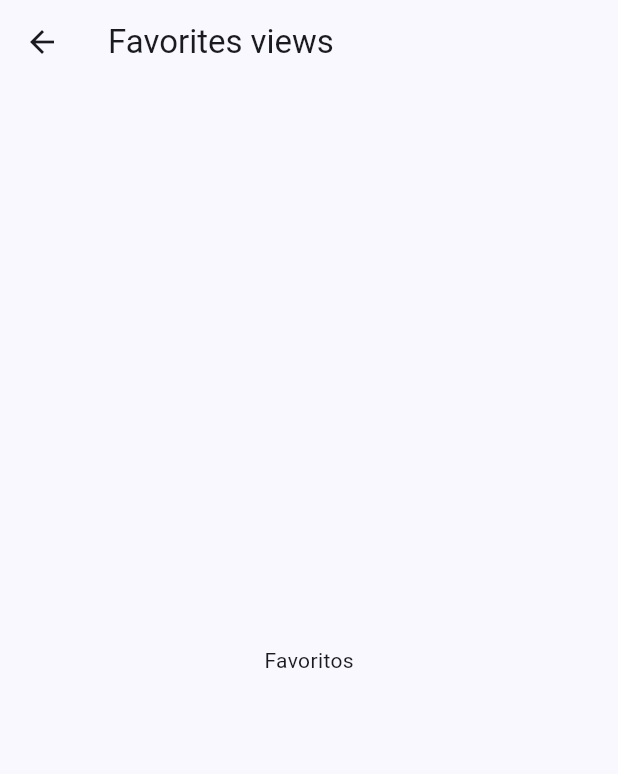
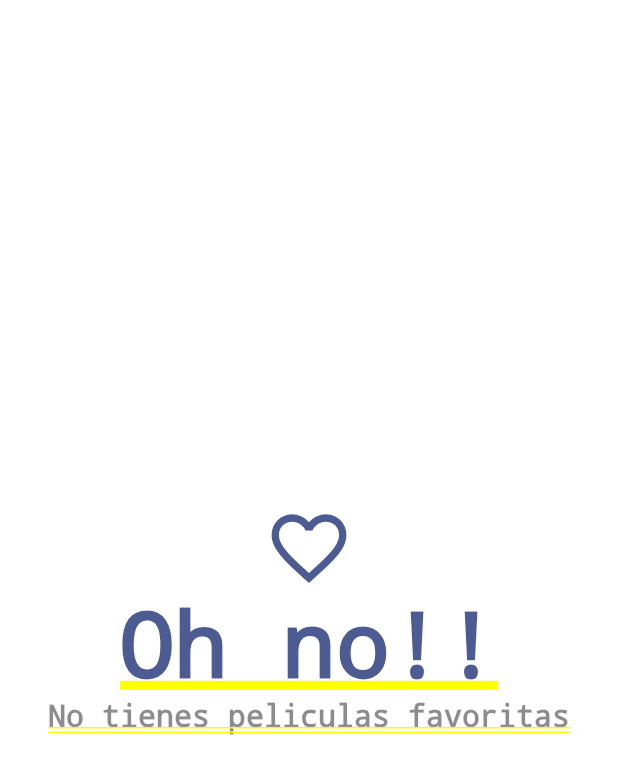
Before and after one commit to gavasquez/cinemapedia, a Flutter app: the FavoritesViews screen opened directly, on a phone screen of 412 x 824 dp. Shown: the top 774 px of the screen. Run offline on Flutter 3.47's test engine with Material 3 defaults, Android fonts, the phone set to English and light mode, and no system bars; our stand-ins replace animate_do, card_swiper, dio, flutter_dotenv, flutter_riverpod, go_router and 1 more; accounts and stored records are empty; generated files the repository leaves out were written again; network calls fail.

Commit message:
Fin de la seccion

```diff
--- a/lib/config/domain/entities/movie.dart
+++ b/lib/config/domain/entities/movie.dart
@@ -1,4 +1,9 @@
+import 'package:isar/isar.dart';
+part 'movie.g.dart';
+
+@collection
 class Movie {
+  Id? isarId; // you can also use id = null to auto increment
   final bool adult;
   final String backdropPath;
   final List<String> genreIds;
--- a/lib/presentation/providers/providers.dart
+++ b/lib/presentation/providers/providers.dart
@@ -7,3 +7,4 @@ export './actors/actors_by_movie_provider.dart';
 export './movies/movie_info_provider.dart';
 
 export './search/search_movies_provider.dart';
+export './storage/favorites_movies_provider.dart';
--- a/lib/presentation/views/movies/favorites_view.dart
+++ b/lib/presentation/views/movies/favorites_view.dart
@@ -1,17 +1,69 @@
+import 'package:cinemapedia/presentation/providers/providers.dart';
+import 'package:cinemapedia/presentation/widgets/movies/movie_massonry.dart';
 import 'package:flutter/material.dart';
+import 'package:flutter_riverpod/flutter_riverpod.dart';
 
-class FavoritesViews extends StatelessWidget {
+class FavoritesViews extends ConsumerStatefulWidget {
   const FavoritesViews({super.key});
 
   @override
+  FavoritesViewsState createState() => FavoritesViewsState();
+}
+
+class FavoritesViewsState extends ConsumerState<FavoritesViews> {
+  bool isLastPage = false;
+  bool isLoading = false;
+  @override
+  void initState() {
+    //ref.read(favoriteMoviesProvider.notifier).loadNextPage();
+    loadNextPage();
+    super.initState();
+  }
+
+  void loadNextPage() async {
+    print('peticion');
+    if (isLoading || isLastPage) return;
+    isLoading = true;
+    final movies =
+        await ref.read(favoriteMoviesProvider.notifier).loadNextPage();
+    isLoading = false;
+    if (movies.isEmpty) {
+      isLastPage = true;
+    }
+  }
+
+  @override
   Widget build(BuildContext context) {
+    // Lo hacemos asi por esto es un Map {}
+    final favoritesMovies = ref.watch(favoriteMoviesProvider).values.toList();
+    final colors = Theme.of(context).colorScheme;
+    if (favoritesMovies.isEmpty) {
+      return Center(
+        child: Column(
+          mainAxisAlignment: MainAxisAlignment.center,
+          crossAxisAlignment: CrossAxisAlignment.center,
+          children: [
+            Icon(
+              Icons.favorite_outline_outlined,
+              color: colors.primary,
+              size: 60,
+            ),
+            Text(
+              'Oh no!!',
+              style: TextStyle(fontSize: 60, color: colors.primary),
+            ),
+            const Text(
+              'No tienes peliculas favoritas',
+              style: TextStyle(fontSize: 20, color: Colors.black45),
+            )
+          ],
+        ),
+      );
+    }
     return Scaffold(
-      appBar: AppBar(
-        title: const Text('Favorites views'),
-      ),
-      body: const Center(
-        child: Text('Favoritos'),
-      ),
-    );
+        body: MovieMasonry(
+      movies: favoritesMovies,
+      loadNextPage: loadNextPage,
+    ));
   }
 }
--- a/lib/presentation/widgets/shared/custom_appbar.dart
+++ b/lib/presentation/widgets/shared/custom_appbar.dart
@@ -58,7 +58,7 @@ class CustomAppbar extends ConsumerWidget {
                                   ))
                           .then((movie) {
                         if (movie != null) {
-                          context.push('/movie/${movie.id}');
+                          context.push('/home/0/movie/${movie.id}');
                         }
                       });
                     },
--- a/pubspec.yaml
+++ b/pubspec.yaml
@@ -14,13 +14,19 @@ dependencies:
     sdk: flutter
   flutter_dotenv: ^5.1.0
   flutter_riverpod: ^2.4.10
+  flutter_staggered_grid_view: ^0.7.0
   go_router: ^13.2.0
   intl: ^0.19.0
+  isar: ^3.1.0+1
+  isar_flutter_libs: ^3.1.0+1
+  path_provider: ^2.1.2
 
 dev_dependencies:
   flutter_test:
     sdk: flutter
   flutter_lints: ^2.0.0
+  isar_generator: ^3.1.0+1
+  build_runner: ^2.4.8
 
 flutter:
   uses-material-design: true
```
Also changed, not shown: lib/config/domain/datasources/local_storage_datasource.dart (added, +7 -0 lines), lib/config/domain/repositories/local_storage_repository.dart (added, +7 -0 lines), lib/infrastructure/datasources/isar_datasource.dart (added, +49 -0 lines), lib/infrastructure/repositories/local_storage_repository_impl.dart (added, +24 -0 lines), lib/presentation/providers/storage/favorites_movies_provider.dart (added, +46 -0 lines), lib/presentation/providers/storage/local_storage_provider.dart (added, +7 -0 lines), lib/presentation/screens/movies/movie_screen.dart (+94 -22 lines), lib/presentation/widgets/movies/movie_massonry.dart (added, +65 -0 lines), lib/presentation/widgets/movies/movie_poster_link.dart (added, +24 -0 lines), lib/config/domain/entities/movie.g.dart (added), pubspec.lock, 6 other files.
